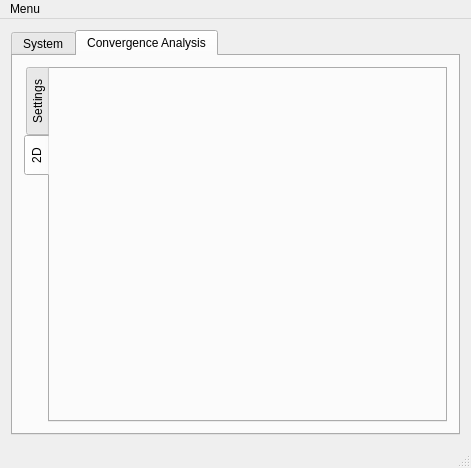
First picture: the form in mainwindow.ui, repository gobelin88/opticafe, before the edit.
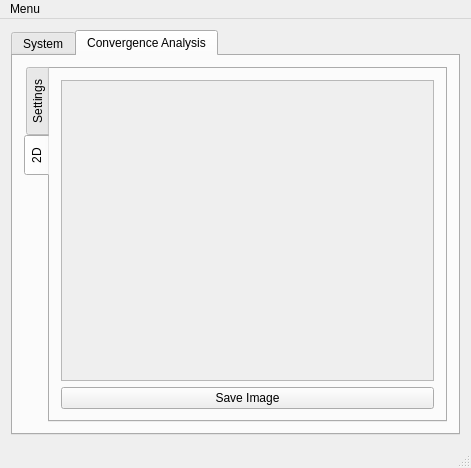
Second picture: the form after the edit. The open tabs and pages were chosen to show the change.

Diff of the .ui file:
```diff
--- a/mainwindow.ui
+++ b/mainwindow.ui
@@ -207,11 +207,32 @@
            </attribute>
            <layout class="QVBoxLayout" name="verticalLayout_5">
             <item>
-             <widget class="QLabel" name="label">
-              <property name="text">
-               <string/>
-              </property>
-             </widget>
+             <layout class="QVBoxLayout" name="verticalLayout_6">
+              <item>
+               <widget class="QScrollArea" name="scrollArea">
+                <property name="widgetResizable">
+                 <bool>true</bool>
+                </property>
+                <widget class="QWidget" name="scrollAreaWidgetContents">
+                 <property name="geometry">
+                  <rect>
+                   <x>0</x>
+                   <y>0</y>
+                   <width>344</width>
+                   <height>308</height>
+                  </rect>
+                 </property>
+                </widget>
+               </widget>
+              </item>
+              <item>
+               <widget class="QPushButton" name="pbSaveImage">
+                <property name="text">
+                 <string>Save Image</string>
+                </property>
+               </widget>
+              </item>
+             </layout>
             </item>
            </layout>
           </widget>
```
Left out of the diff: 23 changed lines with no effect on the pictures.
